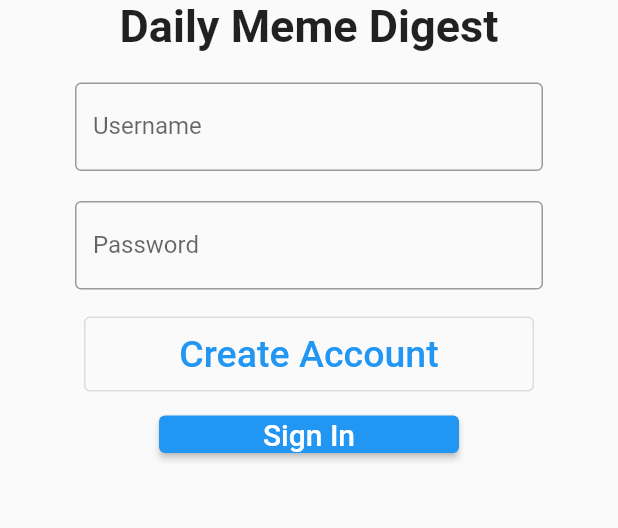
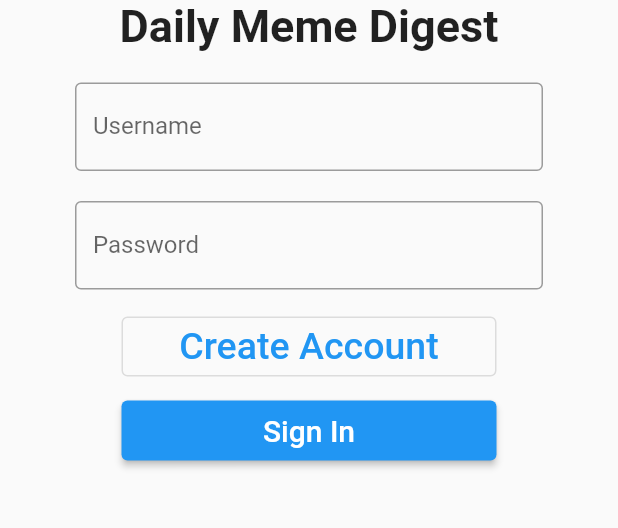
Before and after one commit to Fitriiana/project_uas, a Flutter app: the screen it shows after launch, after a tap on "Sign In", on a phone screen of 412 x 824 dp, the part 309-837 px from its top. Run offline on Flutter 3.47's test engine with Material 2 defaults, Android fonts, the phone set to English and light mode, and no system bars; our stand-ins replace shared_preferences; network calls fail.

Commit message:
Login success

```diff
--- a/lib/main.dart
+++ b/lib/main.dart
@@ -11,12 +11,16 @@ import 'package:shared_preferences/shared_preferences.dart';
 
 String username = "";
 String id_user = "";
-String fullname = "";
+String fName = "";
+String lName = "";
 
 Future<String> checkUser() async {
   final prefs = await SharedPreferences.getInstance();
-  username = prefs.getString("username") ?? '';
-  fullname = prefs.getString("fullname") ?? '';
+  username = prefs.getString("user_name") ?? '';
+  fName = prefs.getString("fName") ?? '';
+  lName = prefs.getString("lName") ?? '';
+  id_user = prefs.getString("id_user") ?? '';
+
   return username;
 }
 
@@ -179,10 +183,11 @@ class _MyHomePageState extends State<MyHomePage> {
   Drawer myDrawer() {
     return Drawer(
         elevation: 16.0,
-      child: Column(
+        child: Row(children: [
+          Column(
             children: [
               UserAccountsDrawerHeader(
-            accountName: Text(fullname),
+                accountName: Text("$fName $lName"),
                 accountEmail: Text(username),
                 currentAccountPicture: CircleAvatar(
                   backgroundImage: NetworkImage(
@@ -190,7 +195,8 @@ class _MyHomePageState extends State<MyHomePage> {
                 ),
               ),
               Scaffold(
-            floatingActionButtonLocation: FloatingActionButtonLocation.endTop,
+                floatingActionButtonLocation:
+                    FloatingActionButtonLocation.endTop,
                 floatingActionButton: FloatingActionButton(
                   onPressed: () {
                     doLogout();
@@ -203,6 +209,6 @@ class _MyHomePageState extends State<MyHomePage> {
               ),
             ],
           ),
-    );
+        ]));
   }
 }
--- a/lib/screens/home.dart
+++ b/lib/screens/home.dart
@@ -26,7 +26,7 @@ class _HomeState extends State<Home> {
 
   Future<String> fetchData() async {
     final response = await http
-        .post(Uri.parse('https://ubaya.fun/flutter/160419063/getmemes.php'),
+        .post(Uri.parse('https://ubaya.fun/flutter/160419063/meme/getmemes.php'),
         body: {'iduser': id_user}); //untuk mengirim data
     if (response.statusCode == 200) {
       return response.body;
--- a/lib/screens/login.dart
+++ b/lib/screens/login.dart
@@ -38,14 +38,17 @@ class _LoginState extends State<Login> {
   void doLogin() async {
     final response = await http.post(
         Uri.parse("https://ubaya.fun/flutter/160419063/meme/login.php"),
-        body: {'user_id': _user_id, 'user_password': _user_password});
+        body: {'username': _user_id, 'password': _user_password});
     if (response.statusCode == 200) {
       Map json = jsonDecode(response.body);
       if (json['result'] == 'success') {
         final prefs = await SharedPreferences.getInstance();
-        prefs.setString("user_id", _user_id);
-        prefs.setString("user_name", json['username']);
-        prefs.setString("fullname", json['nama_depan'] + json['nama_belakang']);
+        prefs.setString("id_user", json['data']['iduser']);
+
+        prefs.setString("user_name", json['data']['username']);
+        prefs.setString("fName", json['data']['nama_depan']);
+        prefs.setString("lName", json['data']['nama_belakang']);
+
         main();
       } else {
         setState(() {
@@ -113,8 +116,8 @@ class _LoginState extends State<Login> {
                 Padding(
                   padding: const EdgeInsets.all(8.0),
                   child: SizedBox(
-                    height: 50,
-                    width: 300,
+                    height: 40,
+                    width: 250,
                     child: OutlinedButton(
                       onPressed: () {
                         Navigator.push(
@@ -132,8 +135,8 @@ class _LoginState extends State<Login> {
                 Padding(
                   padding: const EdgeInsets.all(8.0),
                   child: SizedBox(
-                    height: 25,
-                    width: 200,
+                    height: 40,
+                    width: 250,
                     child: ElevatedButton(
                       onPressed: () {
                         doLogin();
```
Also changed, not shown: lib/screens/register.dart (+32 -16 lines), 3 other files. Lines whose indentation alone changed are shown as unchanged.
